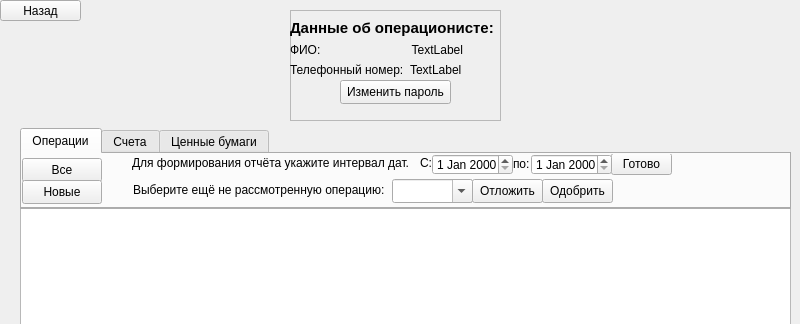
Above: emploperator.ui from migeliusIV/DB before the change; both pictures show x 0 to 800 and y 0 to 324 of the 800 by 600 pixel window. Below: the same form after it.
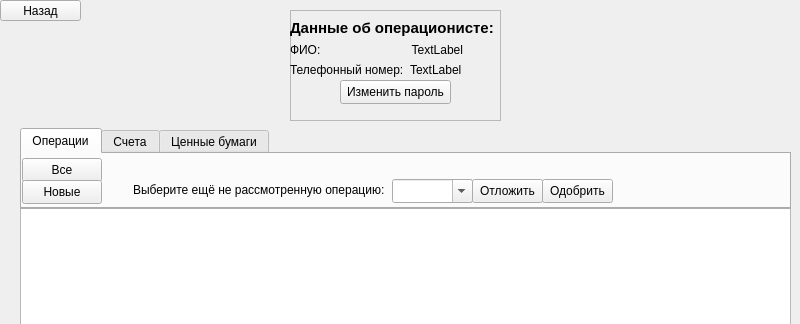
That is the form after the change.

Commit message: Reports added. Operatoins accept function is deploying now.

```diff
--- a/emploperator.ui
+++ b/emploperator.ui
@@ -66,65 +66,6 @@
        <string>Новые</string>
       </property>
      </widget>
-     <widget class="QPushButton" name="btnDealsReport">
-      <property name="geometry">
-       <rect>
-        <x>589</x>
-        <y>-1</y>
-        <width>61</width>
-        <height>22</height>
-       </rect>
-      </property>
-      <property name="text">
-       <string>Готово</string>
-      </property>
-     </widget>
-     <widget class="QLabel" name="label">
-      <property name="geometry">
-       <rect>
-        <x>110</x>
-        <y>1</y>
-        <width>281</width>
-        <height>16</height>
-       </rect>
-      </property>
-      <property name="text">
-       <string>Для формирования отчёта укажите интервал дат.</string>
-      </property>
-     </widget>
-     <widget class="QDateEdit" name="dateEdit">
-      <property name="geometry">
-       <rect>
-        <x>410</x>
-        <y>0</y>
-        <width>81</width>
-        <height>21</height>
-       </rect>
-      </property>
-     </widget>
-     <widget class="QDateEdit" name="dateEdit_2">
-      <property name="geometry">
-       <rect>
-        <x>509</x>
-        <y>0</y>
-        <width>81</width>
-        <height>21</height>
-       </rect>
-      </property>
-     </widget>
-     <widget class="QLabel" name="label_2">
-      <property name="geometry">
-       <rect>
-        <x>491</x>
-        <y>2</y>
-        <width>21</width>
-        <height>16</height>
-       </rect>
-      </property>
-      <property name="text">
-       <string>по:</string>
-      </property>
-     </widget>
      <widget class="QComboBox" name="comboBox">
       <property name="geometry">
        <rect>
@@ -177,19 +118,6 @@
        <string>Одобрить</string>
       </property>
      </widget>
-     <widget class="QLabel" name="label_4">
-      <property name="geometry">
-       <rect>
-        <x>398</x>
-        <y>1</y>
-        <width>16</width>
-        <height>16</height>
-       </rect>
-      </property>
-      <property name="text">
-       <string>C:</string>
-      </property>
-     </widget>
     </widget>
     <widget class="QWidget" name="tab_2">
      <attribute name="title">
```
Left out of the diff: 10 changed lines with no effect on the pictures. The commit also changes 32 other files.
